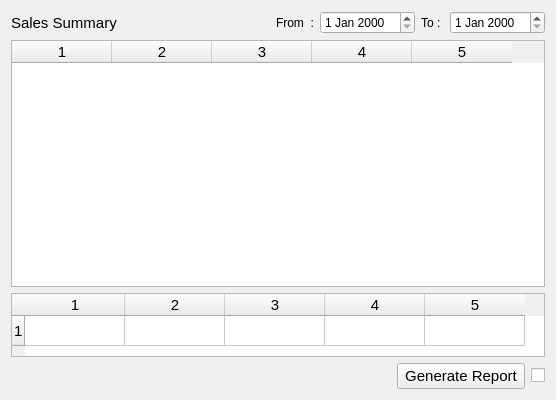
Before: the Qt Designer form estorecpp/salesummary.ui in Watti/estorecpp, drawn with Qt 5.
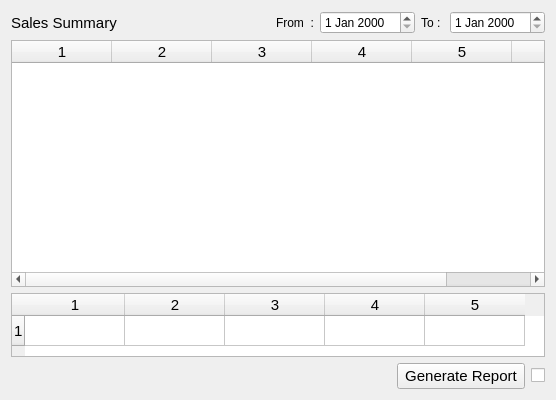
After: the same form once the commit is applied. Icons and pictures are not drawn.

Commit message: detail button added to sales & return summary

```diff
--- a/estorecpp/salesummary.ui
+++ b/estorecpp/salesummary.ui
@@ -104,7 +104,7 @@
       <number>0</number>
      </property>
      <property name="columnCount">
-      <number>5</number>
+      <number>6</number>
      </property>
      <attribute name="horizontalHeaderVisible">
       <bool>true</bool>
@@ -117,6 +117,7 @@
      <column/>
      <column/>
      <column/>
+     <column/>
     </widget>
    </item>
    <item>
```
The commit also changes 3 other files.
